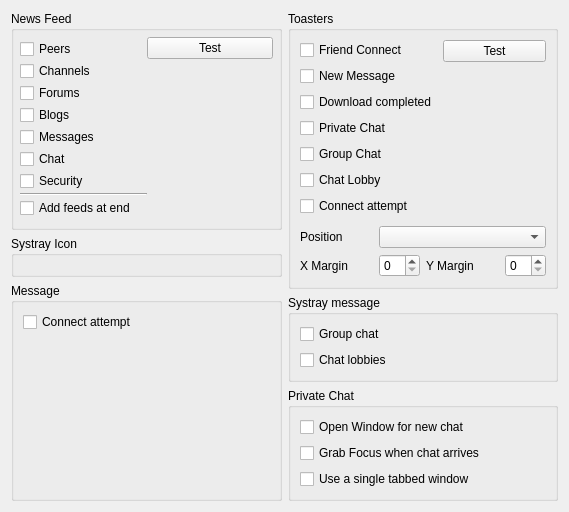
This is retroshare-gui/src/gui/settings/NotifyPage.ui in RetroShare/RetroShare as Qt 5 draws it before an edit. The edited form follows.
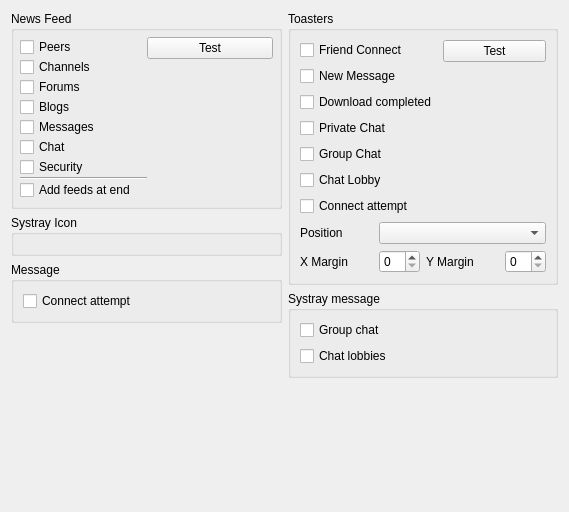
This is the edited form.

Commit message: Moved settings for private chat from NotifyPage to ChatPage.

```diff
--- a/retroshare-gui/src/gui/settings/NotifyPage.ui
+++ b/retroshare-gui/src/gui/settings/NotifyPage.ui
@@ -144,6 +144,9 @@
           </property>
          </widget>
         </item>
+       </layout>
+      </widget>
+     </item>
         <item>
          <spacer name="verticalSpacer">
           <property name="orientation">
@@ -158,9 +161,6 @@
          </spacer>
         </item>
        </layout>
-      </widget>
-     </item>
-    </layout>
    </item>
    <item>
     <layout class="QVBoxLayout" name="verticalLayout">
@@ -363,34 +363,17 @@
       </widget>
      </item>
      <item>
-      <widget class="QGroupBox" name="groupBox_2">
-       <property name="title">
-        <string>Private Chat</string>
+      <spacer name="verticalSpacer_4">
+       <property name="orientation">
+        <enum>Qt::Vertical</enum>
        </property>
-       <layout class="QVBoxLayout">
-        <item>
-         <widget class="QCheckBox" name="chat_NewWindow">
-          <property name="text">
-           <string>Open Window for new chat</string>
-          </property>
-         </widget>
-        </item>
-        <item>
-         <widget class="QCheckBox" name="chat_Focus">
-          <property name="text">
-           <string>Grab Focus when chat arrives</string>
-          </property>
-         </widget>
-        </item>
-        <item>
-         <widget class="QCheckBox" name="chat_tabbedWindow">
-          <property name="text">
-           <string>Use a single tabbed window</string>
-          </property>
-         </widget>
-        </item>
-       </layout>
-      </widget>
+       <property name="sizeHint" stdset="0">
+        <size>
+         <width>20</width>
+         <height>40</height>
+        </size>
+       </property>
+      </spacer>
      </item>
     </layout>
    </item>
```
Lines whose indentation alone changed are shown as unchanged. The commit also changes 6 other files.
